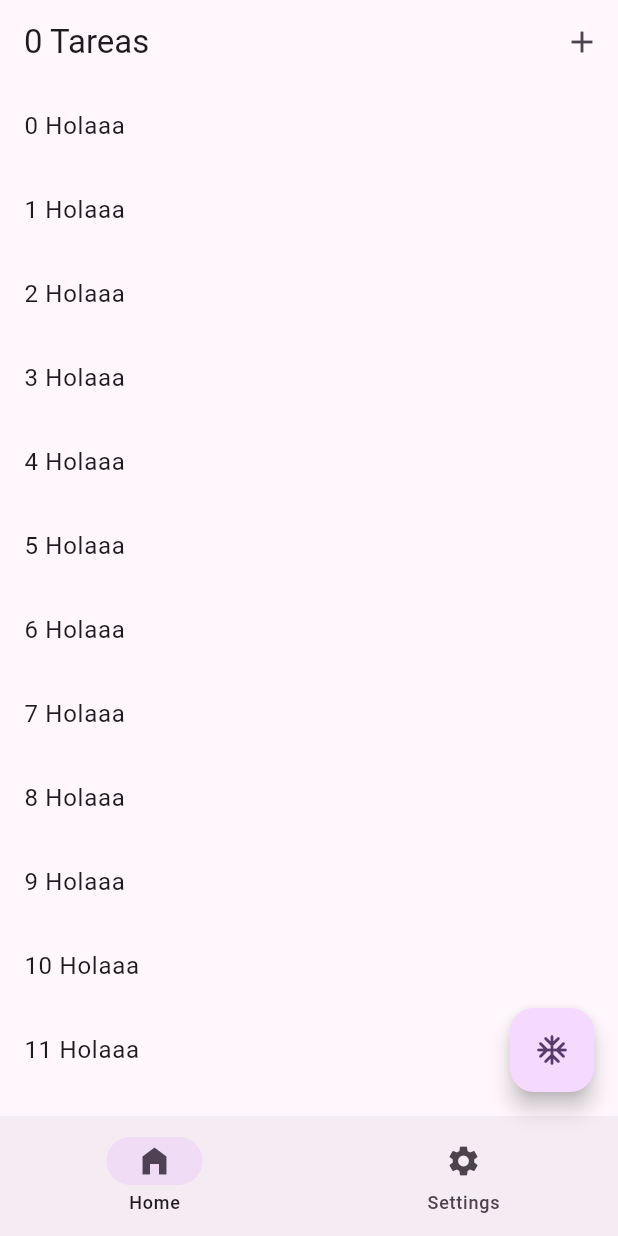
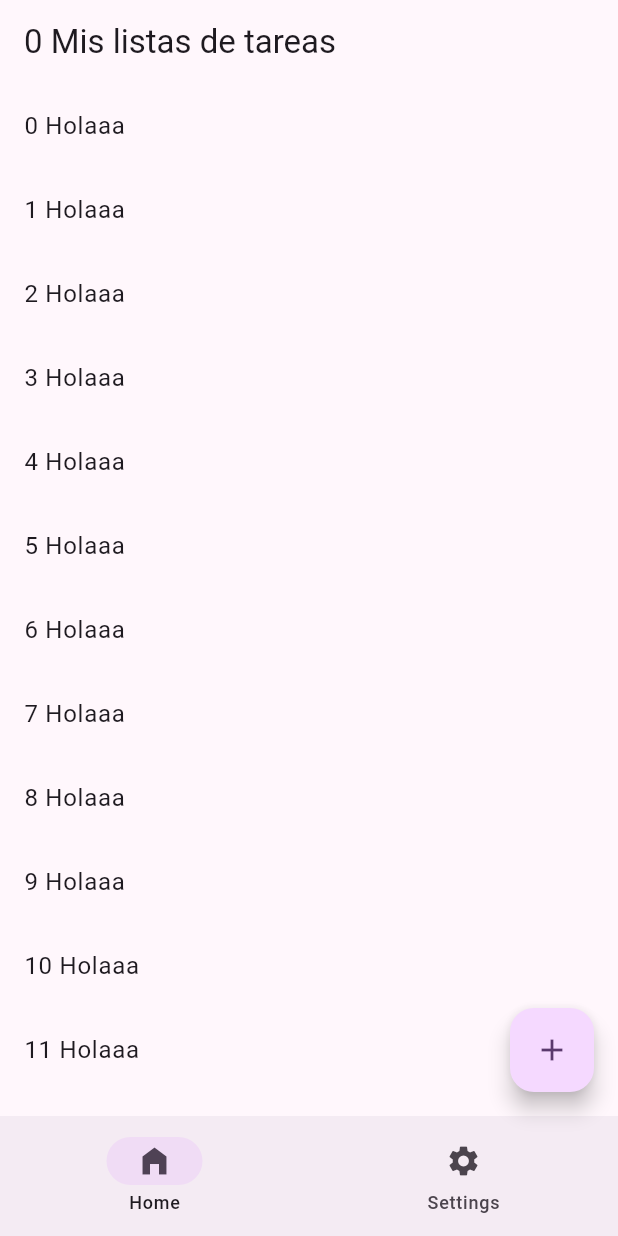
Before and after one commit to ValeriaBrzoza/excluidos_unidos, a Flutter app: the screen it shows after launch, after a tap on "Continue as guest", on a phone screen of 412 x 824 dp. Run offline on Flutter 3.47's test engine with Material 2 defaults, Android fonts, the phone set to English and light mode, and no system bars.

Commit message:
cambio en el diseño de botones

```diff
--- a/lib/botones.dart
+++ b/lib/botones.dart
@@ -15,9 +15,10 @@ class LogInWithGoogle extends StatelessWidget {
         onPressed: onPressed,
         style: ElevatedButton.styleFrom(backgroundColor: Color(0xFFDF8600)),
         child: SizedBox(
-          height: 70,
-          width: double.infinity,
-          child: Center(child: Text(text)),
-        ));
+            height: 70,
+            width: double.infinity,
+            child: Center(
+              child: Text(text, style: TextStyle(color: Colors.white)),
+            )));
   }
 }
--- a/lib/home.dart
+++ b/lib/home.dart
@@ -14,12 +14,11 @@ class _HomePageState extends State<HomePage> {
   Widget build(BuildContext context) {
     return Scaffold(
         appBar: AppBar(
-          title: Text('$index Tareas'),
-          actions: [IconButton(onPressed: () {}, icon: Icon(Icons.add))],
+          title: Text('$index Mis listas de tareas'),
         ),
         floatingActionButton: FloatingActionButton(
           onPressed: () {},
-          child: Icon(Icons.ac_unit_rounded),
+          child: Icon(Icons.add),
         ),
         bottomNavigationBar: NavigationBar(
           selectedIndex: index,
```
